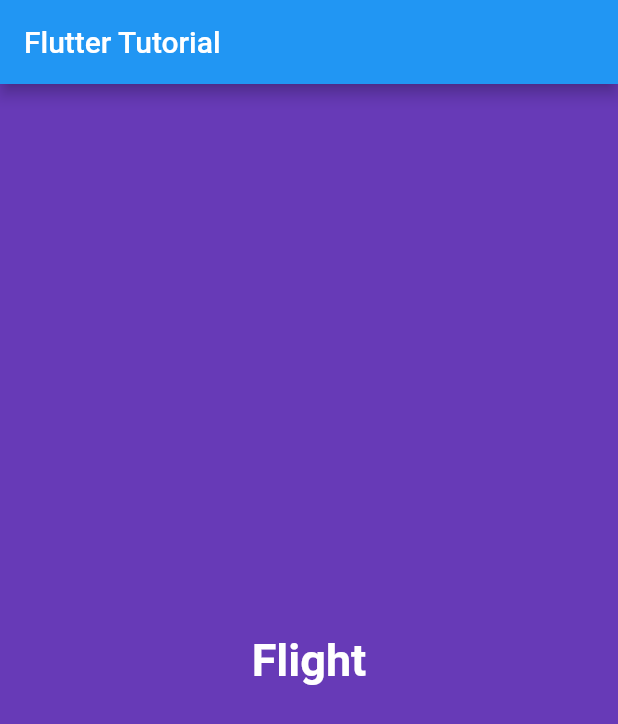
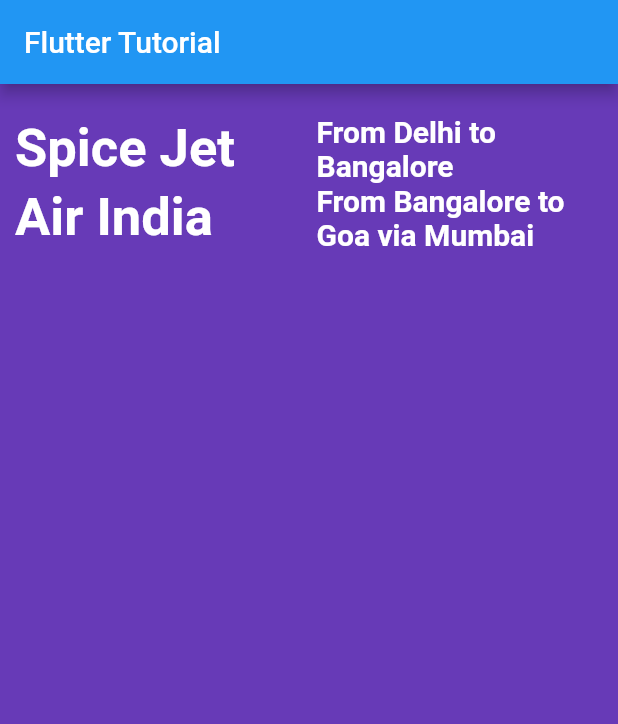
Before and after one commit to VijayGanganapalli/shriyank, a Flutter app: the screen it shows after launch, on a phone screen of 412 x 824 dp. Shown: the top 724 px of the screen. Run offline on Flutter 3.47's test engine with Material 2 defaults, Android fonts, the phone set to English and light mode, and no system bars; Roboto replaces fonts that are missing (Ralewway).

Commit message:
row, column and expanded widgets

```diff
--- a/flutter_tutorial/lib/app_screens/home_body_screen.dart
+++ b/flutter_tutorial/lib/app_screens/home_body_screen.dart
@@ -5,19 +5,70 @@ class HomeBodyScreen extends StatelessWidget {
   Widget build(BuildContext context) {
     return Center(
       child: Container(
+        padding: EdgeInsets.only(left: 10.0, top: 20.0),
         alignment: Alignment.center,
         color: Colors.deepPurple,
+        child: Column(
+          children: <Widget>[
+            Row(
+              children: <Widget>[
+                Expanded(
                   child: Text(
-          "Flight",
+                    "Spice Jet",
                     textDirection: TextDirection.ltr,
                     style: TextStyle(
                       color: Colors.white,
-            fontSize: 30.0,
+                      fontSize: 35.0,
                       fontFamily: 'Ralewway',
                       fontWeight: FontWeight.w700,
                     ),
                   ),
                 ),
+                Expanded(
+                  child: Text(
+                    "From Delhi to Bangalore",
+                    textDirection: TextDirection.ltr,
+                    style: TextStyle(
+                      color: Colors.white,
+                      fontSize: 20.0,
+                      fontFamily: 'Ralewway',
+                      fontWeight: FontWeight.w700,
+                    ),
+                  ),
+                ),
+              ],
+            ),
+            Row(
+              children: <Widget>[
+                Expanded(
+                  child: Text(
+                    "Air India",
+                    textDirection: TextDirection.ltr,
+                    style: TextStyle(
+                      color: Colors.white,
+                      fontSize: 35.0,
+                      fontFamily: 'Ralewway',
+                      fontWeight: FontWeight.w700,
+                    ),
+                  ),
+                ),
+                Expanded(
+                  child: Text(
+                    "From Bangalore to Goa via Mumbai",
+                    textDirection: TextDirection.ltr,
+                    style: TextStyle(
+                      color: Colors.white,
+                      fontSize: 20.0,
+                      fontFamily: 'Ralewway',
+                      fontWeight: FontWeight.w700,
+                    ),
+                  ),
+                ),
+              ],
+            ),
+          ],
+        ),
+      ),
     );
   }
 }
```
Lines whose indentation alone changed are shown as unchanged.
